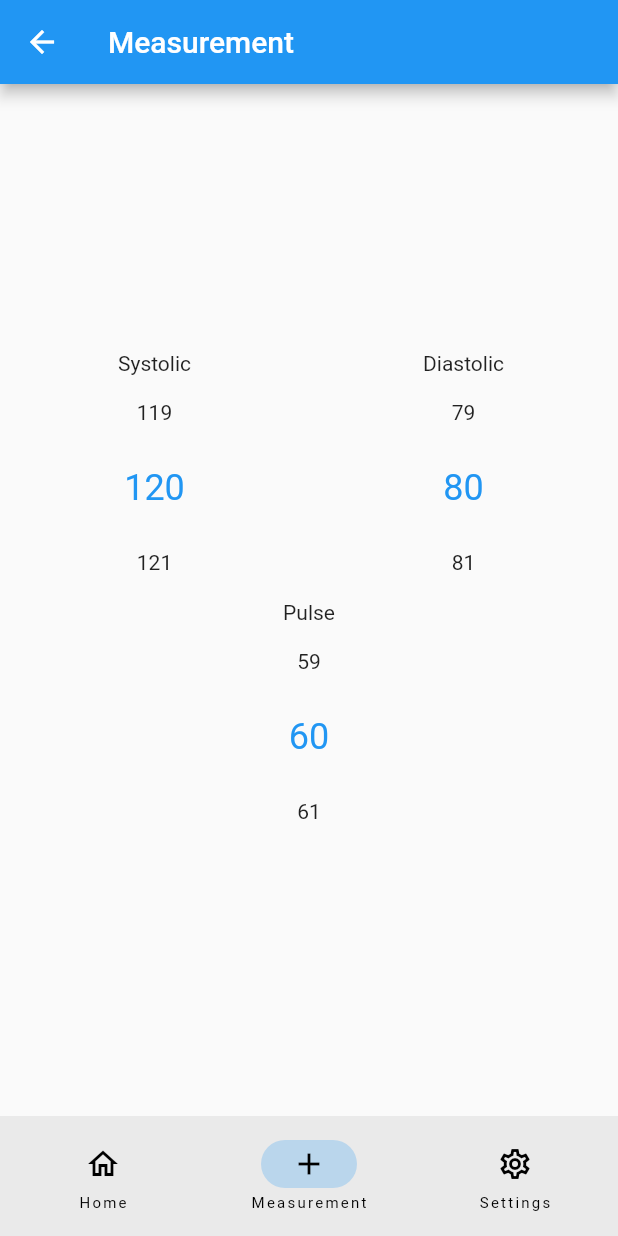
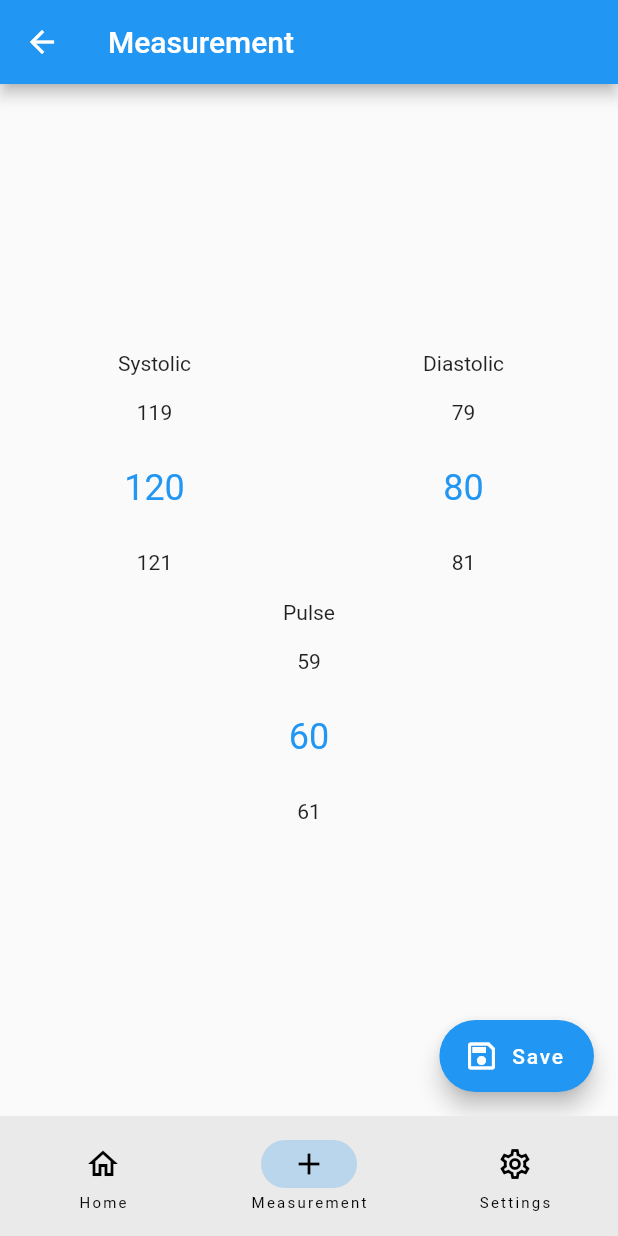
Before and after one commit to deandreamatias/sys-dia-log, a Flutter app: the MeasurementView screen opened by its route, on a phone screen of 412 x 824 dp. Run offline on Flutter 3.47's test engine with Material 2 defaults, Android fonts, the light colour scheme and no system bars; drawn by our look-alikes of numberpicker; our stand-ins replace auto_route, flutter_i18n.

Commit message:
added save button

```diff
--- a/assets/i18n/by_BY.json
+++ b/assets/i18n/by_BY.json
@@ -5,5 +5,6 @@
   "settings": "Налады",
   "pulse": "Пульс",
   "systolic": "Сісталічнае",
-  "diastolic": "Дыясталічны"
+  "diastolic": "Дыясталічны",
+  "save": "Захаваць"
 }
--- a/assets/i18n/en_US.json
+++ b/assets/i18n/en_US.json
@@ -5,5 +5,6 @@
   "settings": "Settings",
   "pulse": "Pulse",
   "systolic": "Systolic",
-  "diastolic": "Diastolic"
+  "diastolic": "Diastolic",
+  "save": "Save"
 }
--- a/assets/i18n/ru_RU.json
+++ b/assets/i18n/ru_RU.json
@@ -5,5 +5,6 @@
   "settings": "Настройки",
   "pulse": "Пульс",
   "systolic": "Систолическое",
-  "diastolic": "Диастолическое"
+  "diastolic": "Диастолическое",
+  "save": "Сохранить"
 }
--- a/lib/modules/measurement/views/measurement_view.dart
+++ b/lib/modules/measurement/views/measurement_view.dart
@@ -21,6 +21,8 @@
     _diastolic = 80;
     _pulse = 60;
   }
+
+  void _onSave() {}
 
   @override
   Widget build(BuildContext context) {
@@ -79,9 +81,14 @@
                   ],
                 ))
               ],
-            )
+            ),
           ],
         ),
+      ),
+      floatingActionButton: FloatingActionButton.extended(
+        onPressed: _onSave,
+        label: I18nText('save'),
+        icon: const Icon(Icons.save_outlined),
       ),
     );
   }
```
Also changed, not shown: lib/modules/home/views/home_view.dart (+5 -7 lines).
